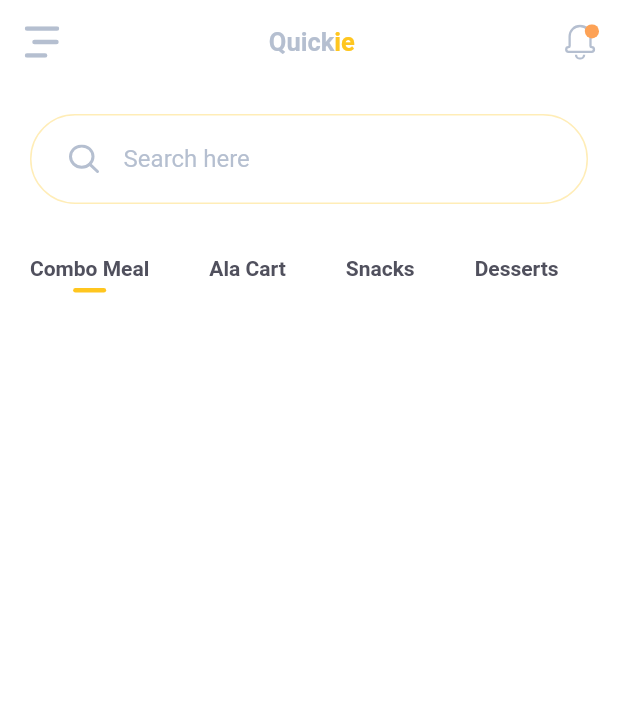
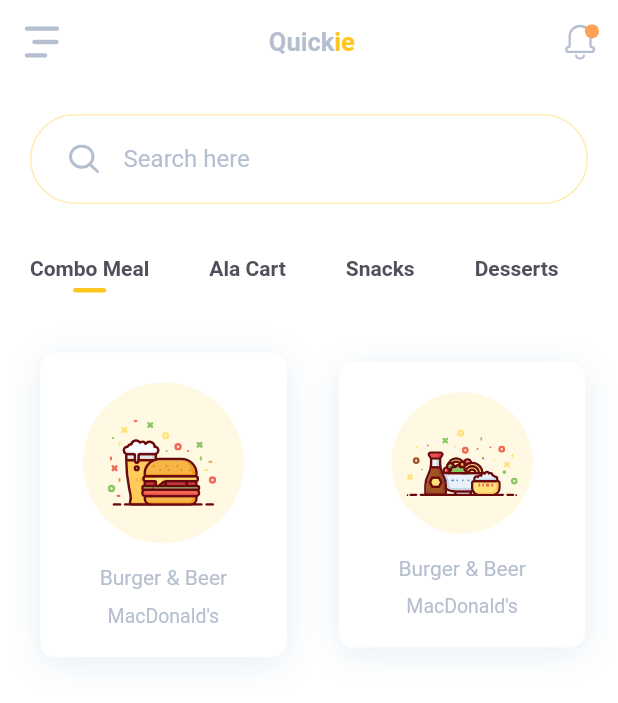
Before and after one commit to jsam6/flutter-food-ordering-app, a Flutter app: the screen it shows after launch, on a phone screen of 412 x 824 dp. Shown: the top 703 px of the screen. Run offline on Flutter 3.47's test engine with Material 2 defaults, Android fonts, the phone set to English and light mode, and no system bars; our stand-ins replace flutter_svg.

Commit message:
✨ Item list

```diff
--- a/lib/screens/home/components/body.dart
+++ b/lib/screens/home/components/body.dart
@@ -1,6 +1,8 @@
 import 'package:flutter/material.dart';
 import 'package:flutter_food_menu_app/components/search_box.dart';
+import 'package:flutter_food_menu_app/constants.dart';
 import 'package:flutter_food_menu_app/screens/home/components/category_list.dart';
+import 'package:flutter_food_menu_app/screens/home/components/item_list.dart';
 
 class Body extends StatelessWidget {
 	const Body({ Key? key }) : super(key: key);
@@ -10,7 +12,8 @@ class Body extends StatelessWidget {
 		return Column(
 			children: <Widget>[
 				SearchBox(onChanged: (value) {},),
-				CategoryList()
+				CategoryList(),
+				ItemList(),
 			],
 		);
 	}
--- a/lib/screens/home/components/category_list.dart
+++ b/lib/screens/home/components/category_list.dart
@@ -1,5 +1,5 @@
 import 'package:flutter/material.dart';
-import 'package:flutter_food_menu_app/screens/home/category_item.dart';
+import 'package:flutter_food_menu_app/screens/home/components/category_item.dart';
 
 class CategoryList extends StatelessWidget {
 	const CategoryList({
--- /dev/null
+++ b/lib/screens/home/components/item_card.dart
@@ -0,0 +1,57 @@
+import 'package:flutter/material.dart';
+import 'package:flutter_food_menu_app/constants.dart';
+import 'package:flutter_svg/flutter_svg.dart';
+
+class ItemCard extends StatelessWidget {
+	final String title, shopName, svgSrc;
+	final VoidCallback press;
+
+	const ItemCard({
+		Key? key, required this.title, required this.shopName, required this.svgSrc, required this.press,
+	}) : super(key: key);
+
+	@override
+	Widget build(BuildContext context) {
+		Size size = MediaQuery.of(context).size;
+		return Container(
+			margin: EdgeInsets.only(left: 20, right: 15, top:20, bottom: 20),
+			decoration: BoxDecoration(
+				color: Colors.white,
+				borderRadius: BorderRadius.circular(10),
+				boxShadow: [
+					BoxShadow(
+						offset: Offset(0, 4),
+						blurRadius: 20,
+						color: Color(0xFFB0CCE1).withOpacity(0.32)
+					)
+				]
+			),
+			child: Material(
+				color: Colors.transparent,
+				child: InkWell(
+					onTap: press,
+					child: Padding(
+						padding: EdgeInsets.all(20),
+						child: Column(
+							children: [
+								Container(
+									padding: EdgeInsets.all(25),
+									margin: EdgeInsets.only(bottom: 15),
+									decoration: BoxDecoration(
+										color: PRIMARY_COLOR.withOpacity(0.13),
+										shape: BoxShape.circle,
+									),
+									child: SvgPicture.asset(svgSrc, width: size.width * 0.18)
+									// Means it is 18% of the total width
+								),
+								Text(title),
+								SizedBox(height: 10,),
+								Text(shopName, style: TextStyle(fontSize: 13))
+							],
+						),
+					),
+				),
+			),
+		);
+	}
+}
--- /dev/null
+++ b/lib/screens/home/components/item_list.dart
@@ -0,0 +1,19 @@
+import 'package:flutter/material.dart';
+import 'package:flutter_food_menu_app/screens/home/components/item_card.dart';
+
+class ItemList extends StatelessWidget {
+  const ItemList({ Key? key }) : super(key: key);
+
+  @override
+  Widget build(BuildContext context) {
+	return SingleChildScrollView(
+		scrollDirection: Axis.horizontal,
+		child: Row(
+			children: [
+					ItemCard(shopName: "MacDonald's", title: 'Burger & Beer', svgSrc: "assets/icons/burger_beer.svg", press: () {}),
+					ItemCard(shopName: "MacDonald's", title: 'Burger & Beer', svgSrc: "assets/icons/chinese_noodles.svg", press: () {}),
+				],
+		),
+	);
+  }
+}
```
Also changed, not shown: lib/screens/home/components/category_item.dart (renamed from lib/screens/home/category_item.dart), 1 other file.
